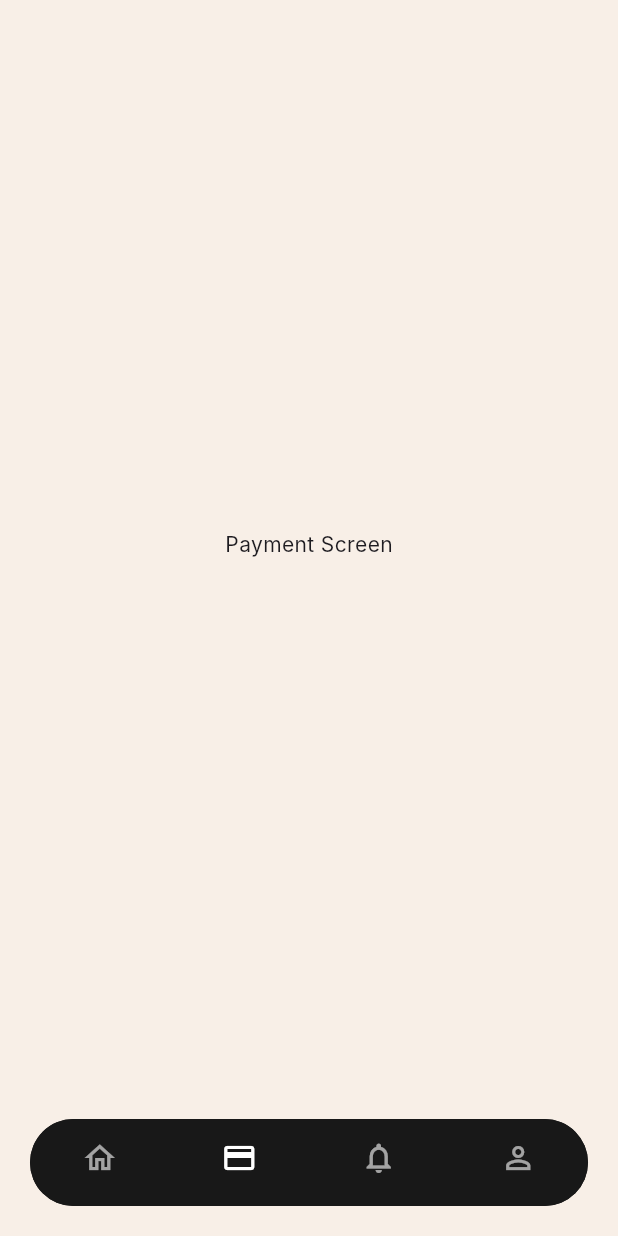
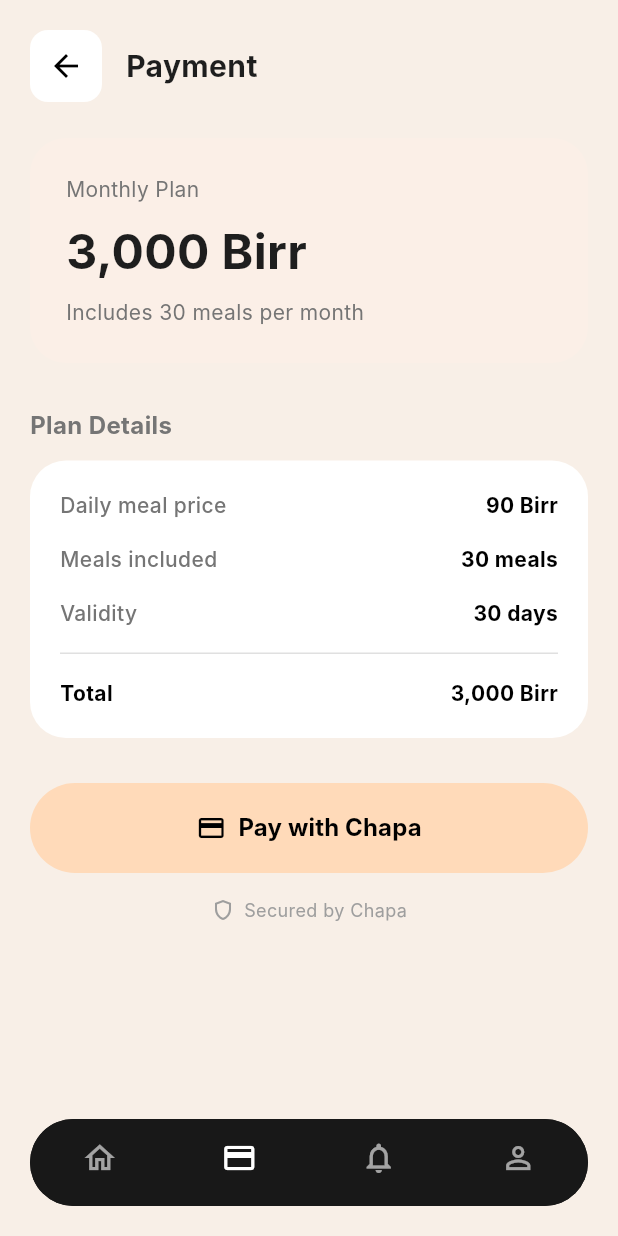
Before and after one commit to kevenmuba/MealLink, a Flutter app: the screen it shows after launch, item 2 of the bottom bar chosen, on a phone screen of 412 x 824 dp. Run offline on Flutter 3.47's test engine with Material 3 defaults, Android fonts, the phone set to English and light mode, and no system bars; network calls fail; Roboto replaces fonts that are missing (Inter).

Commit message:
converting the mock ui of the payment and alert to code

```diff
--- a/lib/features/payment/screens/payment_screen.dart
+++ b/lib/features/payment/screens/payment_screen.dart
@@ -1,10 +1,24 @@
 import 'package:flutter/material.dart';
+import '../widgets/payment_widgets.dart';
 
 class PaymentScreen extends StatelessWidget {
   const PaymentScreen({super.key});
 
   @override
   Widget build(BuildContext context) {
-    return const Scaffold(body: Center(child: Text('Payment Screen')));
+    return SafeArea(
+      child: ListView(
+        padding: const EdgeInsets.all(20),
+        children: const [
+          PaymentHeader(),
+          SizedBox(height: 24),
+          PlanSummaryCard(),
+          SizedBox(height: 30),
+          PlanDetailsCard(),
+          SizedBox(height: 30),
+          PayWithChapaButton(),
+        ],
+      ),
+    );
   }
 }
--- /dev/null
+++ b/lib/features/payment/widgets/payment_widgets.dart
@@ -0,0 +1,195 @@
+import 'package:flutter/material.dart';
+import '../../../core/theme/app_colors.dart';
+
+class PaymentHeader extends StatelessWidget {
+  const PaymentHeader({super.key});
+
+  @override
+  Widget build(BuildContext context) {
+    return Row(
+      children: [
+        Container(
+          decoration: BoxDecoration(
+            color: Colors.white,
+            borderRadius: BorderRadius.circular(12),
+          ),
+          child: IconButton(
+            icon: const Icon(Icons.arrow_back, color: Colors.black),
+            onPressed: () {
+              // In a real app this would pop, but since we are in a tab, maybe it switches tabs or does nothing?
+              // The design shows a back button, implying this might be a pushed screen or just visual.
+              // For now, I'll leaving it as a visual element since we are in a bottom nav wrapper.
+            },
+          ),
+        ),
+        const SizedBox(width: 16),
+        const Text(
+          'Payment',
+          style: TextStyle(
+            fontSize: 20,
+            fontWeight: FontWeight.bold,
+            color: AppColors.primaryText,
+          ),
+        ),
+      ],
+    );
+  }
+}
+
+class PlanSummaryCard extends StatelessWidget {
+  const PlanSummaryCard({super.key});
+
+  @override
+  Widget build(BuildContext context) {
+    return Container(
+      width: double.infinity,
+      padding: const EdgeInsets.all(24),
+      decoration: BoxDecoration(
+        color: const Color(
+          0xFFFBEFE7,
+        ), // Slightly darker peach than background, matching design
+        borderRadius: BorderRadius.circular(24),
+      ),
+      child: Column(
+        crossAxisAlignment: CrossAxisAlignment.start,
+        children: const [
+          Text(
+            'Monthly Plan',
+            style: TextStyle(color: AppColors.secondaryText, fontSize: 14),
+          ),
+          SizedBox(height: 8),
+          Text(
+            '3,000 Birr',
+            style: TextStyle(
+              fontSize: 32,
+              fontWeight: FontWeight.bold,
+              color: AppColors.primaryText,
+            ),
+          ),
+          SizedBox(height: 8),
+          Text(
+            'Includes 30 meals per month',
+            style: TextStyle(color: AppColors.secondaryText, fontSize: 14),
+          ),
+        ],
+      ),
+    );
+  }
+}
+
+class PlanDetailsCard extends StatelessWidget {
+  const PlanDetailsCard({super.key});
+
+  @override
+  Widget build(BuildContext context) {
+    return Column(
+      crossAxisAlignment: CrossAxisAlignment.start,
+      children: [
+        const Text(
+          'Plan Details',
+          style: TextStyle(
+            fontSize: 16,
+            fontWeight: FontWeight.bold,
+            color: AppColors.secondaryText,
+          ),
+        ),
+        const SizedBox(height: 12),
+        Container(
+          padding: const EdgeInsets.all(20),
+          decoration: BoxDecoration(
+            color: Colors.white,
+            borderRadius: BorderRadius.circular(24),
+          ),
+          child: Column(
+            children: [
+              _buildDetailRow('Daily meal price', '90 Birr'),
+              const SizedBox(height: 16),
+              _buildDetailRow('Meals included', '30 meals'),
+              const SizedBox(height: 16),
+              _buildDetailRow('Validity', '30 days'),
+              const Padding(
+                padding: EdgeInsets.symmetric(vertical: 16),
+                child: Divider(height: 1, color: Colors.black12),
+              ),
+              _buildDetailRow('Total', '3,000 Birr', isBold: true),
+            ],
+          ),
+        ),
+      ],
+    );
+  }
+
+  Widget _buildDetailRow(String label, String value, {bool isBold = false}) {
+    return Row(
+      mainAxisAlignment: MainAxisAlignment.spaceBetween,
+      children: [
+        Text(
+          label,
+          style: TextStyle(
+            fontSize: 14, // Slightly larger
+            color: isBold ? Colors.black : Colors.grey[600],
+            fontWeight: isBold ? FontWeight.bold : FontWeight.w500,
+          ),
+        ),
+        Text(
+          value,
+          style: TextStyle(
+            fontSize: 14,
+            fontWeight: FontWeight.bold,
+            color: Colors.black,
+          ),
+        ),
+      ],
+    );
+  }
+}
+
+class PayWithChapaButton extends StatelessWidget {
+  const PayWithChapaButton({super.key});
+
+  @override
+  Widget build(BuildContext context) {
+    return Column(
+      children: [
+        SizedBox(
+          width: double.infinity,
+          height: 60,
+          child: ElevatedButton(
+            style: ElevatedButton.styleFrom(
+              backgroundColor: AppColors.cardOrange, // Peach color
+              foregroundColor: Colors.black,
+              elevation: 0,
+              shape: RoundedRectangleBorder(
+                borderRadius: BorderRadius.circular(30),
+              ),
+            ),
+            onPressed: () {},
+            child: Row(
+              mainAxisAlignment: MainAxisAlignment.center,
+              children: const [
+                Icon(Icons.credit_card, size: 20),
+                SizedBox(width: 8),
+                Text(
+                  'Pay with Chapa',
+                  style: TextStyle(fontSize: 16, fontWeight: FontWeight.bold),
+                ),
+              ],
+            ),
+          ),
+        ),
+        const SizedBox(height: 16),
+        Row(
+          mainAxisAlignment: MainAxisAlignment.center,
+          children: const [
+            Icon(Icons.shield_outlined, size: 16, color: Colors.grey),
+            SizedBox(width: 6),
+            Text(
+              'Secured by Chapa',
+              style: TextStyle(color: Colors.grey, fontSize: 12),
+            ),
+          ],
+        ),
+      ],
+    );
+  }
+}
```
Also changed, not shown: lib/features/alert/screens/alert_screen.dart (+46 -1 lines), lib/features/alert/widgets/alert_widgets.dart (added, +118 -0 lines).
